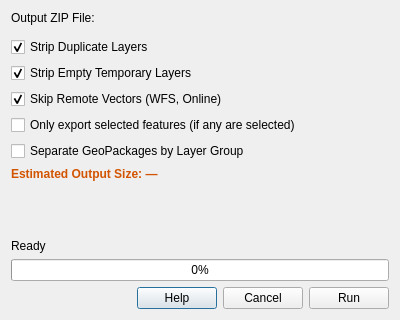
Before: the Qt Designer form geopacker_dialog_base.ui in rick2x/geopacker, drawn with Qt 5.
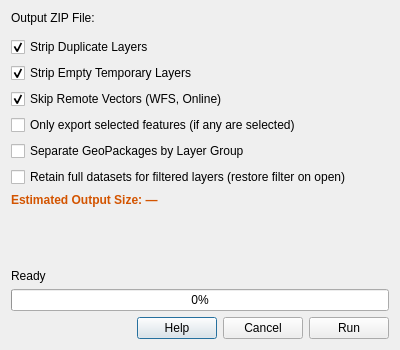
After: the same form once the commit is applied. Custom widgets are drawn as their Qt base class.

Commit message: feat: add option to retain full filtered layers

What changed in the file:
```diff
--- a/geopacker_dialog_base.ui
+++ b/geopacker_dialog_base.ui
@@ -7,7 +7,7 @@
     <x>0</x>
     <y>0</y>
     <width>400</width>
-    <height>320</height>
+    <height>350</height>
    </rect>
   </property>
   <property name="windowTitle">
@@ -81,6 +81,16 @@
      </property>
     </widget>
    </item>
+   <item>
+    <widget class="QCheckBox" name="chkRetainFullFiltered">
+     <property name="text">
+      <string>Retain full datasets for filtered layers (restore filter on open)</string>
+     </property>
+     <property name="checked">
+      <bool>false</bool>
+     </property>
+    </widget>
+   </item>
    <item>
     <widget class="QLabel" name="lblEstimatedSize">
        <property name="text">
```
The commit also changes 3 other files.
